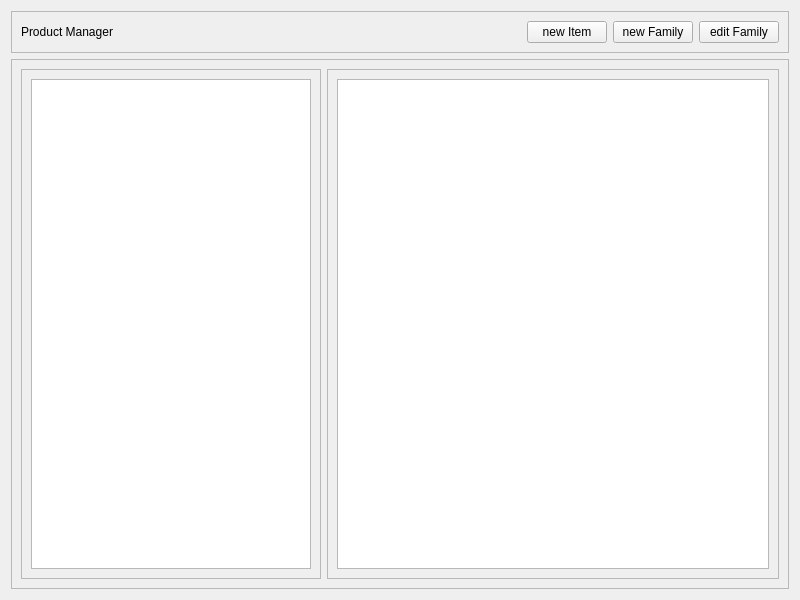
Before: the Qt Designer form penyamanager/admin/familyitemmanagementwindow.ui in eguzki/penyamanager, drawn with Qt 5.
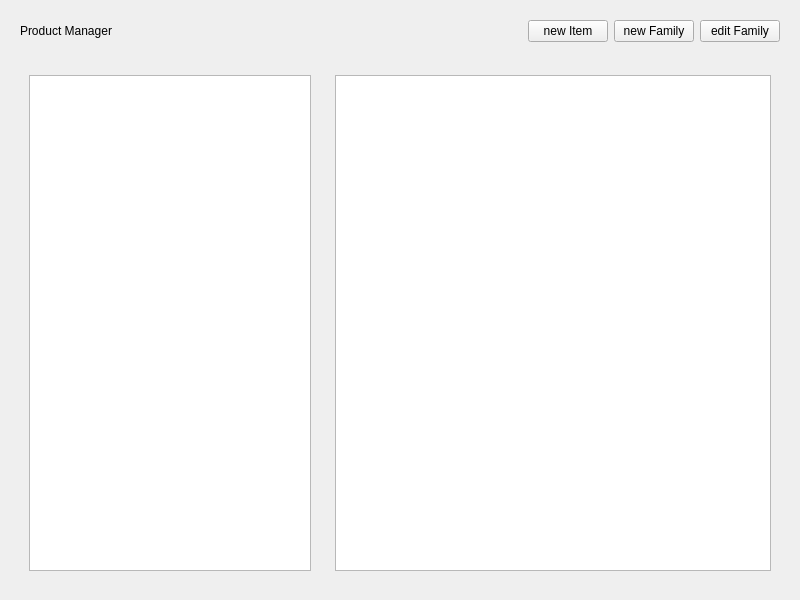
After: the same form once the commit is applied.

```diff
--- a/penyamanager/admin/familyitemmanagementwindow.ui
+++ b/penyamanager/admin/familyitemmanagementwindow.ui
@@ -58,19 +58,13 @@
   </property>
   <layout class="QVBoxLayout" name="verticalLayout">
    <item>
-    <widget class="QFrame" name="topFrame">
+    <widget class="QWidget" name="topWidget" native="true">
      <property name="sizePolicy">
       <sizepolicy hsizetype="Preferred" vsizetype="Fixed">
        <horstretch>0</horstretch>
        <verstretch>0</verstretch>
       </sizepolicy>
      </property>
-     <property name="frameShape">
-      <enum>QFrame::StyledPanel</enum>
-     </property>
-     <property name="frameShadow">
-      <enum>QFrame::Raised</enum>
-     </property>
      <layout class="QHBoxLayout" name="horizontalLayout">
       <item>
        <widget class="QLabel" name="titleLabel">
@@ -117,16 +111,10 @@
     </widget>
    </item>
    <item>
-    <widget class="QFrame" name="bottonFrame">
-     <property name="frameShape">
-      <enum>QFrame::StyledPanel</enum>
-     </property>
-     <property name="frameShadow">
-      <enum>QFrame::Raised</enum>
-     </property>
+    <widget class="QWidget" name="bottonWidget" native="true">
      <layout class="QHBoxLayout" name="horizontalLayout_2">
       <item>
-       <widget class="QFrame" name="familyFrame">
+       <widget class="QWidget" name="familyWidget" native="true">
         <property name="minimumSize">
          <size>
           <width>300</width>
@@ -139,12 +127,6 @@
           <height>16777215</height>
          </size>
         </property>
-        <property name="frameShape">
-         <enum>QFrame::StyledPanel</enum>
-        </property>
-        <property name="frameShadow">
-         <enum>QFrame::Raised</enum>
-        </property>
         <layout class="QHBoxLayout" name="horizontalLayout_3">
          <item>
           <widget class="QListWidget" name="familyListWidget">
@@ -157,13 +139,7 @@
        </widget>
       </item>
       <item>
-       <widget class="QFrame" name="productFrame">
-        <property name="frameShape">
-         <enum>QFrame::StyledPanel</enum>
-        </property>
-        <property name="frameShadow">
-         <enum>QFrame::Raised</enum>
-        </property>
+       <widget class="QWidget" name="productWidget" native="true">
         <layout class="QHBoxLayout" name="horizontalLayout_4">
          <item>
           <widget class="QListWidget" name="productListWidget">
```
